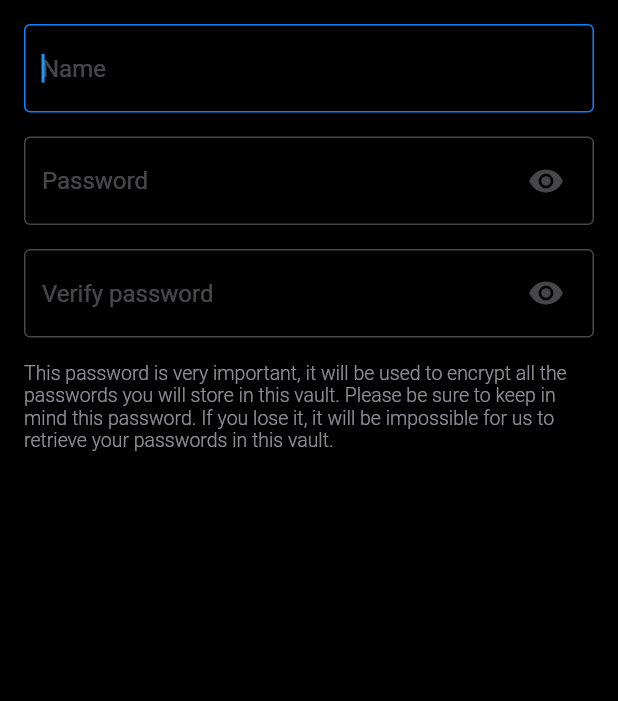
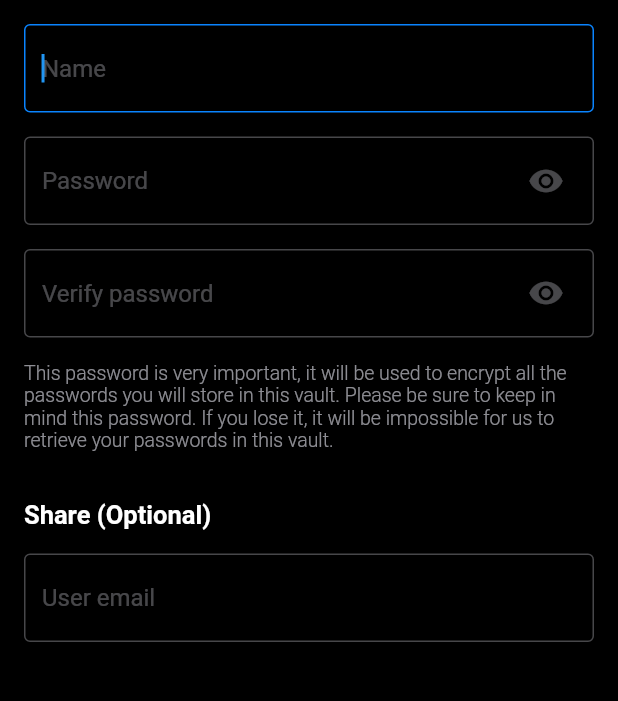
Before and after one commit to Appli-chic/Chic-Secret-Flutter, a Flutter app: the screen it shows after launch, after a tap on the "add" icon, on a phone screen of 412 x 824 dp, the part 84-785 px from its top. Run offline on Flutter 3.47's test engine with Material 2 defaults, Android fonts, the phone set to English and light mode, and no system bars; our stand-ins replace file_picker, flutter_easyloading, flutter_typeahead, fluttertoast, in_app_purchase, local_auth and 6 more; missing offline and left inert: clipboard, encrypt, file_selector, flex_color_picker, in_app_purchase_android; accounts and stored records are empty; network calls fail.

Commit message:
Update a vault on both mobile and desktop.

```diff
--- a/assets/languages/localization_en.json
+++ b/assets/languages/localization_en.json
@@ -19,6 +19,7 @@
   "tags": "Tags",
   "unlock": "Unlock",
   "unlock_vault": "Unlock Vault",
+  "edit_vault": "Edit Vault",
   "security": "Security",
   "settings": "Settings",
   "new_category": "New Category",
@@ -99,6 +100,8 @@
   "6_months_subscription": "6 Months Subscription",
   "1_year_subscription": "1 Year Subscription",
   "free": "Free",
+  "share_optional": "Share (Optional)",
+  "users_email": "User email",
 
   "general": "General",
   "email": "Email",
--- a/assets/languages/localization_fr.json
+++ b/assets/languages/localization_fr.json
@@ -19,6 +19,7 @@
   "tags": "Tags",
   "unlock": "Déverrouiller",
   "unlock_vault": "Déverrouiller le coffre",
+  "edit_vault": "Modifier le coffre",
   "security": "Sécurité",
   "settings": "Options",
   "new_category": "Nouvelle Catégorie",
@@ -99,6 +100,8 @@
   "6_months_subscription": "6 mois d'abonnement",
   "1_year_subscription": "1 an d'abonnement",
   "free": "Gratuit",
+  "share_optional": "Partager (Facultatif)",
+  "users_email": "Courriel utilisateur",
 
   "general": "Général",
   "email": "Courriel",
--- a/lib/provider/synchronization_provider.dart
+++ b/lib/provider/synchronization_provider.dart
@@ -12,10 +12,8 @@ import 'package:chic_secret/service/entry_tag_service.dart';
 import 'package:chic_secret/service/tag_service.dart';
 import 'package:chic_secret/service/user_service.dart';
 import 'package:chic_secret/service/vault_service.dart';
-import 'package:chic_secret/ui/screen/subscribe_screen.dart';
 import 'package:chic_secret/utils/security.dart';
 import 'package:flutter/material.dart';
-import 'package:in_app_purchase/in_app_purchase.dart';
 import 'package:shared_preferences/shared_preferences.dart';
 import 'package:intl/intl.dart';
 
--- a/lib/ui/screen/landing_screen.dart
+++ b/lib/ui/screen/landing_screen.dart
@@ -1,15 +1,10 @@
 import 'dart:async';
 
 import 'package:chic_secret/provider/synchronization_provider.dart';
-import 'package:chic_secret/service/user_service.dart';
 import 'package:chic_secret/ui/screen/main_desktop_screen.dart';
-import 'package:chic_secret/ui/screen/subscribe_screen.dart';
 import 'package:chic_secret/ui/screen/vaults_screen.dart';
 import 'package:chic_secret/utils/chic_platform.dart';
-import 'package:chic_secret/utils/security.dart';
 import 'package:flutter/material.dart';
-import 'package:flutter_easyloading/flutter_easyloading.dart';
-import 'package:in_app_purchase/in_app_purchase.dart';
 import 'package:provider/provider.dart';
 
 class LandingScreen extends StatefulWidget {
--- a/lib/ui/screen/main_mobile_screen.dart
+++ b/lib/ui/screen/main_mobile_screen.dart
@@ -77,6 +77,7 @@ class _MainMobileScreenState extends State<MainMobileScreen> {
             Container(),
             SecurityScreen(),
             SettingsScreen(
+              hasVaultLinked: true,
               onDataChanged: () {
                 if (_passwordScreenController.reloadPasswords != null) {
                   _passwordScreenController.reloadPasswords!();
--- a/lib/ui/screen/new_vault_screen.dart
+++ b/lib/ui/screen/new_vault_screen.dart
@@ -18,6 +18,12 @@ import 'package:provider/provider.dart';
 import 'package:uuid/uuid.dart';
 
 class NewVaultScreen extends StatefulWidget {
+  final Vault? vault;
+
+  NewVaultScreen({
+    this.vault,
+  });
+
   @override
   _NewVaultScreenState createState() => _NewVaultScreenState();
 }
@@ -27,17 +33,29 @@ class _NewVaultScreenState extends State<NewVaultScreen> {
 
   final _formKey = GlobalKey<FormState>();
 
-  final _nameController = TextEditingController();
+  var _nameController = TextEditingController();
   final _passwordController = TextEditingController();
   final _verifyPasswordController = TextEditingController();
+  final _usersController = TextEditingController();
 
   var _nameFocusNode = FocusNode();
   var _passwordFocusNode = FocusNode();
   var _verifyPasswordFocusNode = FocusNode();
+  var _usersFocusNode = FocusNode();
 
   var _desktopNameFocusNode = FocusNode();
   var _desktopPasswordFocusNode = FocusNode();
   var _desktopVerifyPasswordFocusNode = FocusNode();
+  var _desktopUsersFocusNode = FocusNode();
+
+  @override
+  void initState() {
+    if (widget.vault != null) {
+      _nameController = TextEditingController(text: widget.vault!.name);
+    }
+
+    super.initState();
+  }
 
   @override
   Widget build(BuildContext context) {
@@ -71,7 +89,7 @@ class _NewVaultScreenState extends State<NewVaultScreen> {
           margin: EdgeInsets.only(right: 8, bottom: 8),
           child: ChicElevatedButton(
             child: Text(AppTranslations.of(context).text("save")),
-            onPressed: _onAddingVault,
+            onPressed: _save,
           ),
         ),
       ],
@@ -103,7 +121,7 @@ class _NewVaultScreenState extends State<NewVaultScreen> {
         actions: [
           ChicTextButton(
             child: Text(AppTranslations.of(context).text("save").toUpperCase()),
-            onPressed: _onAddingVault,
+            onPressed: _save,
           ),
         ],
       );
@@ -144,8 +162,9 @@ class _NewVaultScreenState extends State<NewVaultScreen> {
                   _passwordFocusNode.requestFocus();
                 },
               ),
-              SizedBox(height: 16.0),
-              ChicTextField(
+              widget.vault == null ? SizedBox(height: 16.0) : SizedBox.shrink(),
+              widget.vault == null
+                  ? ChicTextField(
                       controller: _passwordController,
                       focus: _passwordFocusNode,
                       desktopFocus: _desktopPasswordFocusNode,
@@ -153,17 +172,19 @@ class _NewVaultScreenState extends State<NewVaultScreen> {
                       hint: AppTranslations.of(context).text("password"),
                       isPassword: true,
                       hasStrengthIndicator: true,
-                errorMessage:
-                    AppTranslations.of(context).text("error_small_password"),
+                      errorMessage: AppTranslations.of(context)
+                          .text("error_small_password"),
                       validating: (String text) =>
                           _passwordController.text.isNotEmpty &&
                           _passwordController.text.length >= 6,
                       onSubmitted: (String text) {
                         _verifyPasswordFocusNode.requestFocus();
                       },
-              ),
-              SizedBox(height: 16.0),
-              ChicTextField(
+                    )
+                  : SizedBox.shrink(),
+              widget.vault == null ? SizedBox(height: 16.0) : SizedBox.shrink(),
+              widget.vault == null
+                  ? ChicTextField(
                       controller: _verifyPasswordController,
                       focus: _verifyPasswordFocusNode,
                       desktopFocus: _desktopVerifyPasswordFocusNode,
@@ -173,17 +194,39 @@ class _NewVaultScreenState extends State<NewVaultScreen> {
                       errorMessage: AppTranslations.of(context)
                           .text("error_different_password"),
                       validating: (String text) =>
-                    _verifyPasswordController.text == _passwordController.text,
-              ),
-              SizedBox(height: 16.0),
-              Text(
-                AppTranslations.of(context).text("explanation_master_password"),
+                          _verifyPasswordController.text ==
+                          _passwordController.text,
+                    )
+                  : SizedBox.shrink(),
+              widget.vault == null ? SizedBox(height: 16.0) : SizedBox.shrink(),
+              widget.vault == null
+                  ? Text(
+                      AppTranslations.of(context)
+                          .text("explanation_master_password"),
                       style: TextStyle(
                         color: themeProvider.secondTextColor,
                         fontSize: 13,
                         fontWeight: FontWeight.w300,
                       ),
                     )
+                  : SizedBox.shrink(),
+              SizedBox(height: 32.0),
+              Text(
+                AppTranslations.of(context).text("share_optional"),
+                style: TextStyle(
+                  color: themeProvider.textColor,
+                  fontWeight: FontWeight.w600,
+                  fontSize: 17,
+                ),
+              ),
+              SizedBox(height: 16.0),
+              ChicTextField(
+                controller: _usersController,
+                focus: _usersFocusNode,
+                desktopFocus: _desktopUsersFocusNode,
+                textCapitalization: TextCapitalization.characters,
+                hint: AppTranslations.of(context).text("users_email"),
+              ),
             ],
           ),
         ),
@@ -191,12 +234,22 @@ class _NewVaultScreenState extends State<NewVaultScreen> {
     );
   }
 
-  /// Save a new vault in the local database
-  _onAddingVault() async {
+  /// Save or update a vault in the local database
+  _save() async {
     if (_formKey.currentState != null && _formKey.currentState!.validate()) {
       var user = await Security.getCurrentUser();
+      Vault vault;
 
-      var vault = Vault(
+      if (widget.vault != null) {
+        // Update
+        vault = widget.vault!;
+        vault.name = _nameController.text;
+        vault.updatedAt = DateTime.now();
+
+        await VaultService.update(vault);
+      } else {
+        // Save
+        vault = Vault(
           id: Uuid().v4(),
           name: _nameController.text,
           signature: Security.encrypt(_passwordController.text, signature),
@@ -237,6 +290,7 @@ class _NewVaultScreenState extends State<NewVaultScreen> {
         // Select the vault and keep the password in memory
         selectedVault = vault;
         currentPassword = _passwordController.text;
+      }
 
       _synchronizationProvider.synchronize();
 
@@ -249,14 +303,17 @@ class _NewVaultScreenState extends State<NewVaultScreen> {
     _nameController.dispose();
     _passwordController.dispose();
     _verifyPasswordController.dispose();
+    _usersController.dispose();
 
     _nameFocusNode.dispose();
     _passwordFocusNode.dispose();
     _verifyPasswordFocusNode.dispose();
+    _usersFocusNode.dispose();
 
     _desktopNameFocusNode.dispose();
     _desktopPasswordFocusNode.dispose();
     _desktopVerifyPasswordFocusNode.dispose();
+    _desktopUsersFocusNode.dispose();
 
     super.dispose();
   }
--- a/lib/ui/screen/subscribe_screen.dart
+++ b/lib/ui/screen/subscribe_screen.dart
@@ -72,7 +72,6 @@ class _SubscribeScreenState extends State<SubscribeScreen> {
   void _listenToPurchaseUpdated(
       List<PurchaseDetails> purchaseDetailsList) async {
     EasyLoading.show();
-    bool hasSubscription = false;
 
     purchaseDetailsList.forEach((PurchaseDetails purchaseDetails) async {
       var productId = purchaseDetails.productID;
@@ -92,7 +91,6 @@ class _SubscribeScreenState extends State<SubscribeScreen> {
             if (user != null) {
               _purchases.add(purchaseDetails);
               _currentSubscriptionId = purchaseDetails.productID;
-              hasSubscription = true;
 
               user.isSubscribed = true;
               user.subscription = productId;
--- a/lib/ui/screen/vaults_screen.dart
+++ b/lib/ui/screen/vaults_screen.dart
@@ -225,7 +225,7 @@ class _VaultsScreenState extends State<VaultsScreen> {
   _onOptionsClicked() async {
     var haveToReload = await ChicNavigator.push(
       context,
-      SettingsScreen(onDataChanged: _onSynchronized),
+      SettingsScreen(hasVaultLinked: true, onDataChanged: _onSynchronized),
       isModal: true,
     );
 
@@ -280,6 +280,9 @@ class _VaultsScreenState extends State<VaultsScreen> {
             return VaultItem(
               isSelected: isSelected,
               vault: _vaults[index],
+              onVaultChanged: () {
+                widget.onVaultChange();
+              },
               onTap: (vault) async {
                 var unlockingPassword;
 
```
Also changed, not shown: lib/ui/component/vault_item.dart (+66 -10 lines), lib/ui/screen/new_entry_screen.dart (+4 -4 lines), lib/ui/screen/settings_screen.dart (+21 -0 lines). Lines whose indentation alone changed are shown as unchanged.
